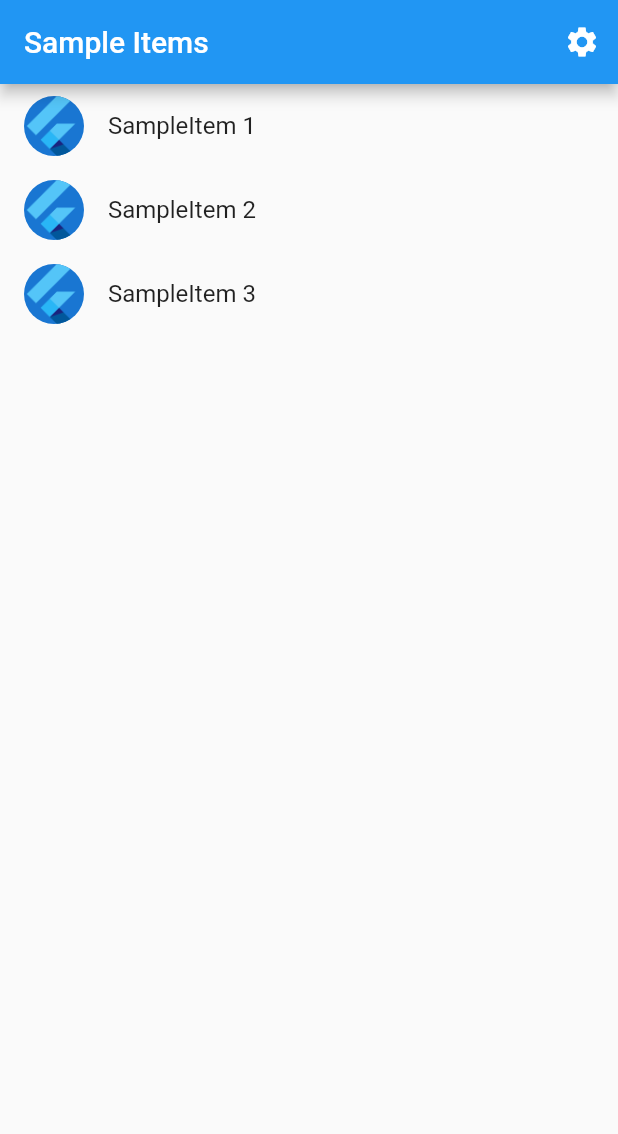
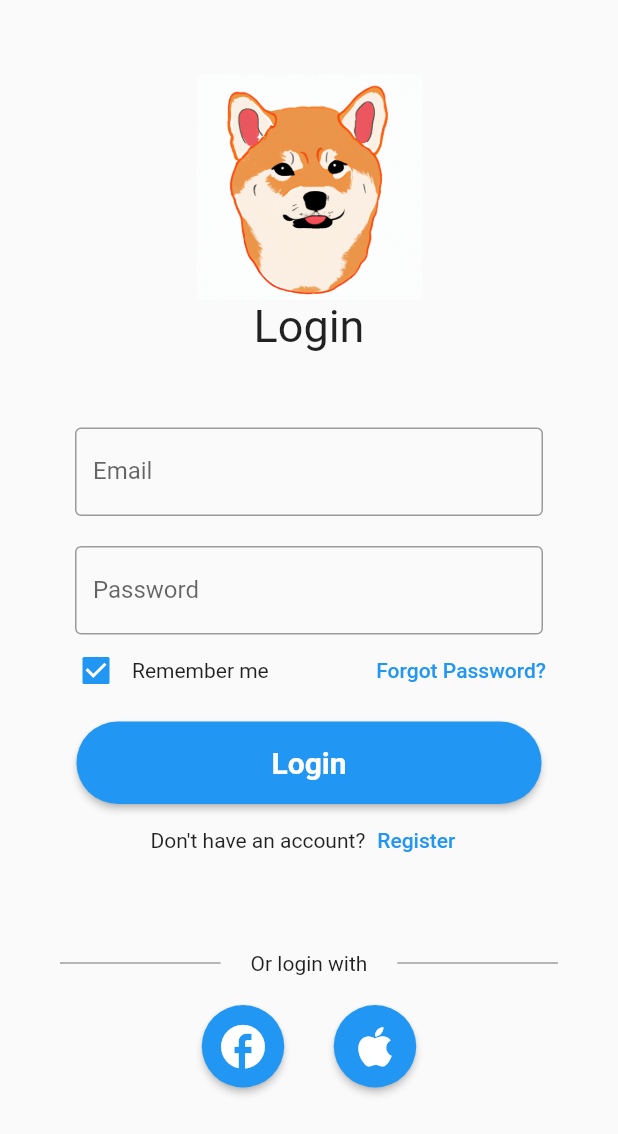
Before and after one commit to PetBite/app, a Flutter app: the screen it shows after launch, on a phone screen of 412 x 824 dp. Shown: the top 1134 px of the screen. Run offline on Flutter 3.47's test engine with Material 2 defaults, Android fonts, the phone set to English and light mode, and no system bars; generated files the repository leaves out were written again.

Commit message:
Login page complete

```diff
--- /dev/null
+++ b/lib/pages/login/login.dart
@@ -0,0 +1,155 @@
+import 'package:flutter/material.dart';
+
+class LoginPage extends StatefulWidget {
+  const LoginPage({Key? key}) : super(key: key);
+
+  static const routeName = '/';
+
+  @override
+  _LoginPageState createState() => _LoginPageState();
+}
+
+class _LoginPageState extends State<LoginPage> {
+  final _emailController = TextEditingController();
+  final _passwordController = TextEditingController();
+
+  @override
+  Widget build(BuildContext context) {
+    return Scaffold(
+        body: Center(
+      child: ListView(
+        padding: const EdgeInsets.symmetric(horizontal: 20),
+        children: [
+          const SizedBox(height: 50),
+          Image.asset('assets/images/loginpic.png', width: 150, height: 150),
+          const Text(
+            'Login',
+            style: TextStyle(fontSize: 30),
+            textAlign: TextAlign.center,
+          ),
+          const SizedBox(height: 50),
+          Padding(
+            padding: const EdgeInsets.symmetric(horizontal: 30),
+            child: TextField(
+              controller: _emailController,
+              decoration: const InputDecoration(
+                border: OutlineInputBorder(),
+                labelText: 'Email',
+              ),
+            ),
+          ),
+          const SizedBox(height: 20),
+          Padding(
+            padding: const EdgeInsets.symmetric(horizontal: 30),
+            child: TextField(
+              controller: _passwordController,
+              obscureText: true,
+              decoration: const InputDecoration(
+                border: OutlineInputBorder(),
+                labelText: 'Password',
+              ),
+            ),
+          ),
+          Padding(
+            padding: const EdgeInsets.symmetric(horizontal: 20),
+            child: Row(
+              children: [
+                Checkbox(
+                  value: true,
+                  onChanged: (value) {},
+                ),
+                const Text('Remember me'),
+                const Spacer(),
+                TextButton(
+                  onPressed: () {},
+                  child: const Text('Forgot Password?'),
+                ),
+              ],
+            ),
+          ),
+          const SizedBox(height: 10),
+          Align(
+            alignment: Alignment.center,
+            child: ElevatedButton(
+              onPressed: () {
+                Navigator.pushNamed(context, '/home');
+              },
+              style: ElevatedButton.styleFrom(
+                shape: const StadiumBorder(),
+                padding:
+                    const EdgeInsets.symmetric(horizontal: 130, vertical: 16),
+              ),
+              child: const Text(
+                'Login',
+                style: TextStyle(
+                  fontWeight: FontWeight.bold,
+                  fontSize: 20,
+                ),
+              ),
+            ),
+          ),
+          Row(
+            mainAxisAlignment: MainAxisAlignment.center,
+            children: [
+              const Text('Don\'t have an account?'),
+              TextButton(
+                onPressed: () {
+                  Navigator.pushNamed(context, '/register');
+                },
+                child: const Text('Register'),
+              ),
+            ],
+          ),
+          const SizedBox(height: 50),
+          Row(
+            children: [
+              Expanded(
+                child: Container(
+                  margin: const EdgeInsets.symmetric(horizontal: 20),
+                  height: 1,
+                  color: Colors.grey,
+                ),
+              ),
+              const Text('Or login with'),
+              Expanded(
+                child: Container(
+                  margin: const EdgeInsets.symmetric(horizontal: 20),
+                  height: 1,
+                  color: Colors.grey,
+                ),
+              ),
+            ],
+          ),
+          const SizedBox(height: 20),
+          Row(
+            mainAxisAlignment: MainAxisAlignment.center,
+            children: [
+              MaterialButton(
+                onPressed: () {},
+                color: Colors.blue,
+                textColor: Colors.white,
+                padding: const EdgeInsets.all(10),
+                shape: const CircleBorder(),
+                child: const Icon(
+                  Icons.facebook,
+                  size: 35,
+                ),
+              ),
+              MaterialButton(
+                onPressed: () {},
+                color: Colors.blue,
+                textColor: Colors.white,
+                padding: const EdgeInsets.all(10),
+                shape: const CircleBorder(),
+                child: const Icon(
+                  Icons.apple,
+                  size: 35,
+                ),
+              ),
+            ],
+          ),
+        ],
+      ),
+    ));
+  }
+}
--- a/lib/src/app.dart
+++ b/lib/src/app.dart
@@ -1,8 +1,8 @@
+import 'package:app/pages/login/login.dart';
 import 'package:flutter/material.dart';
 import 'package:flutter_gen/gen_l10n/app_localizations.dart';
 import 'package:flutter_localizations/flutter_localizations.dart';
 
-import 'sample_feature/sample_item_details_view.dart';
 import 'sample_feature/sample_item_list_view.dart';
 import 'settings/settings_controller.dart';
 import 'settings/settings_view.dart';
@@ -69,9 +69,8 @@ class MyApp extends StatelessWidget {
                 switch (routeSettings.name) {
                   case SettingsView.routeName:
                     return SettingsView(controller: settingsController);
-                  case SampleItemDetailsView.routeName:
-                    return const SampleItemDetailsView();
-                  case SampleItemListView.routeName:
+                  case LoginPage.routeName:
+                    return const LoginPage();
                   default:
                     return const SampleItemListView();
                 }
```
Also changed, not shown: assets/images/loginpic.png (added).
